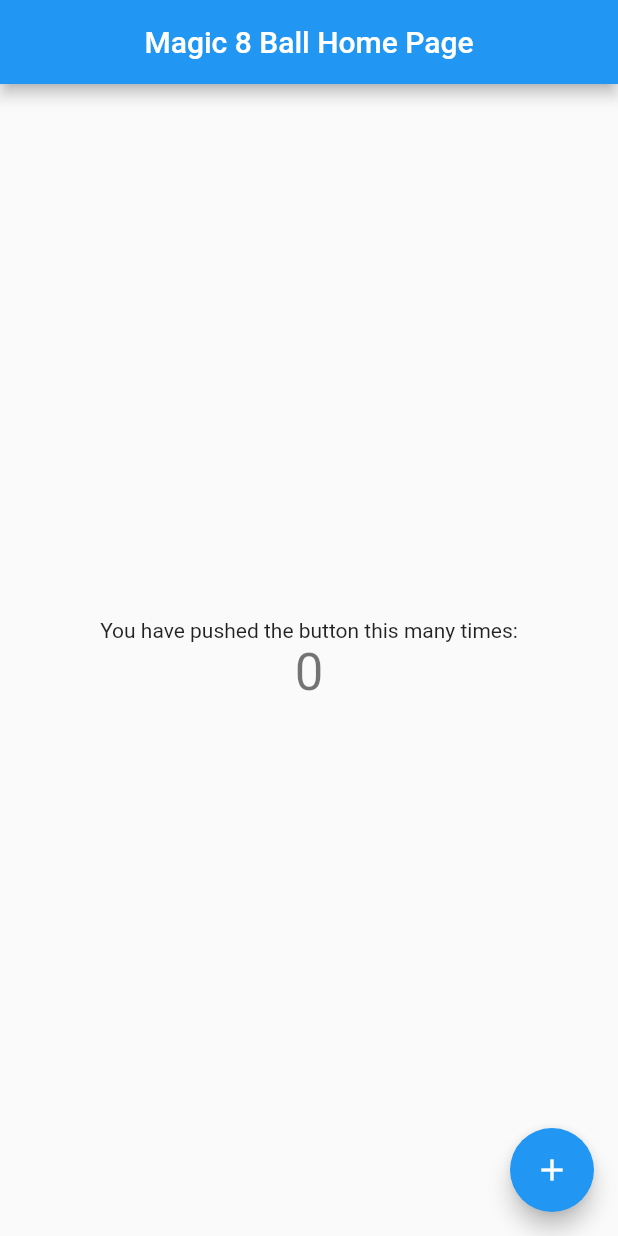
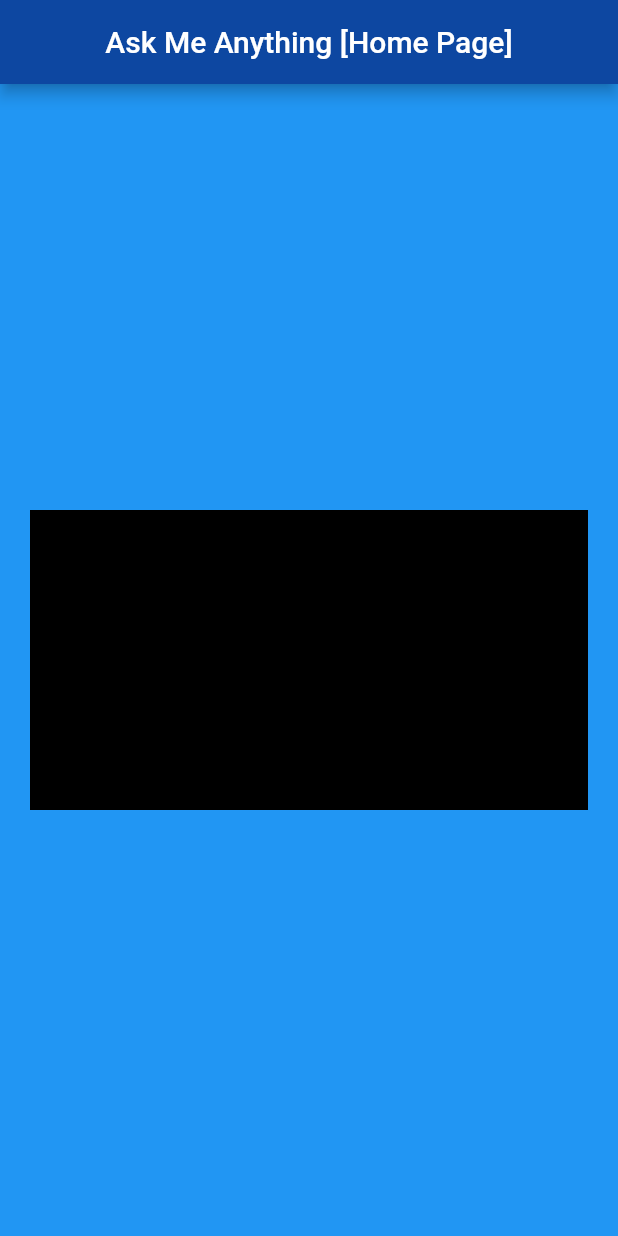
Before and after one commit to JAM5BOCsAdi/magic_8_ball_finish, a Flutter app: the screen it shows after launch, on a phone screen of 412 x 824 dp. Run offline on Flutter 3.47's test engine with Material 2 defaults, Android fonts, the phone set to English and light mode, and no system bars.

Commit message:
Base of the Image

```diff
--- a/lib/main.dart
+++ b/lib/main.dart
@@ -17,7 +17,7 @@ class BallPage extends StatelessWidget {
         primarySwatch: Colors.blue,
       ),
       home: const BallHomePage(
-        title: 'Magic 8 Ball Home Page',
+        title: 'Ask Me Anything [Home Page]',
       ),
     );
   }
@@ -33,6 +33,7 @@ class BallHomePage extends StatefulWidget {
 }
 
 class _BallHomePageState extends State<BallHomePage> {
+/*
   int _counter = 0;
 
   void _incrementCounter() {
@@ -40,34 +41,53 @@ class _BallHomePageState extends State<BallHomePage> {
       _counter++;
     });
   }
+*/
 
   @override
   Widget build(BuildContext context) {
     return Scaffold(
+      backgroundColor: Colors.blue,
       appBar: AppBar(
+        backgroundColor: Colors.blue.shade900,
         title: Center(
-          child: Text(widget.title),
+          child: Text(
+            widget.title,
+            style: const TextStyle(color: Colors.white),
           ),
         ),
-      body: Center(
-        child: Column(
-          mainAxisAlignment: MainAxisAlignment.center,
+      ),
+      body: SafeArea(
+        child: Center(
+          child: Row(
             children: <Widget>[
-            const Text(
+              Expanded(
+                child: Container(
+                  height: 200.0,
+                  margin: const EdgeInsets.symmetric(horizontal: 20.0),
+                  color: Colors.black,
+                ),
+              ),
+/*
+              Text(
                 'You have pushed the button this many times:',
+                style: TextStyle(color: Colors.white),
               ),
               Text(
-              '$_counter',
-              style: Theme.of(context).textTheme.headline4,
+                'Sentence',
+                style: TextStyle(color: Colors.white, fontSize: 40.0),
               ),
+*/
             ],
           ),
         ),
+      ),
+/*
         floatingActionButton: FloatingActionButton(
         onPressed: _incrementCounter,
         tooltip: 'Increment',
         child: const Icon(Icons.add),
       ),
+*/
     );
   }
 }
```
Lines whose indentation alone changed are shown as unchanged.
